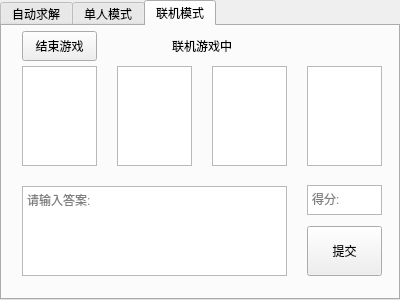
First picture: the form in gamewidget.ui, repository SusieGlitter/puzzle24_LANbattle, before the edit.
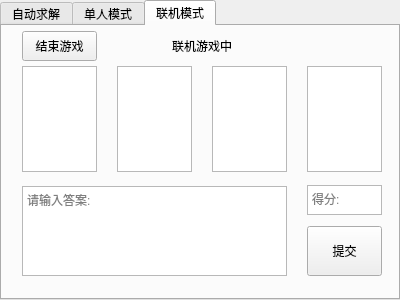
Second picture: the form after the edit. The open tabs and pages were chosen to show the change. Icons and pictures are not drawn.

Diff of the .ui file:
```diff
--- a/gamewidget.ui
+++ b/gamewidget.ui
@@ -335,7 +335,7 @@
          <x>210</x>
          <y>40</y>
          <width>75</width>
-         <height>100</height>
+         <height>106</height>
         </rect>
        </property>
       </widget>
@@ -345,7 +345,7 @@
          <x>305</x>
          <y>40</y>
          <width>75</width>
-         <height>100</height>
+         <height>106</height>
         </rect>
        </property>
       </widget>
@@ -355,7 +355,7 @@
          <x>20</x>
          <y>40</y>
          <width>75</width>
-         <height>100</height>
+         <height>106</height>
         </rect>
        </property>
       </widget>
@@ -365,7 +365,7 @@
          <x>115</x>
          <y>40</y>
          <width>75</width>
-         <height>100</height>
+         <height>106</height>
         </rect>
        </property>
       </widget>
@@ -437,6 +437,58 @@
         <string>结束游戏</string>
        </property>
       </widget>
+      <widget class="QLabel" name="onlineModePoker1">
+       <property name="geometry">
+        <rect>
+         <x>20</x>
+         <y>40</y>
+         <width>75</width>
+         <height>106</height>
+        </rect>
+       </property>
+       <property name="text">
+        <string/>
+       </property>
+      </widget>
+      <widget class="QLabel" name="onlineModePoker2">
+       <property name="geometry">
+        <rect>
+         <x>115</x>
+         <y>40</y>
+         <width>75</width>
+         <height>106</height>
+        </rect>
+       </property>
+       <property name="text">
+        <string/>
+       </property>
+      </widget>
+      <widget class="QLabel" name="onlineModePoker4">
+       <property name="geometry">
+        <rect>
+         <x>305</x>
+         <y>40</y>
+         <width>75</width>
+         <height>106</height>
+        </rect>
+       </property>
+       <property name="text">
+        <string/>
+       </property>
+      </widget>
+      <widget class="QLabel" name="onlineModePoker3">
+       <property name="geometry">
+        <rect>
+         <x>210</x>
+         <y>40</y>
+         <width>75</width>
+         <height>106</height>
+        </rect>
+       </property>
+       <property name="text">
+        <string/>
+       </property>
+      </widget>
      </widget>
      <widget class="QWidget" name="onlineModeRankPage">
       <widget class="QTableWidget" name="onlineModeRankTabel">
```
Left out of the diff: 62 changed lines with no effect on the pictures.
